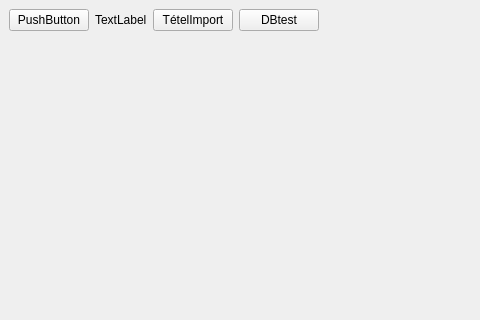
Above: mainwindow.ui from horvathzoltan/biovitality before the change; both pictures show x 0 to 480 and y 0 to 320 of the 986 by 568 pixel window. Below: the same form after it.
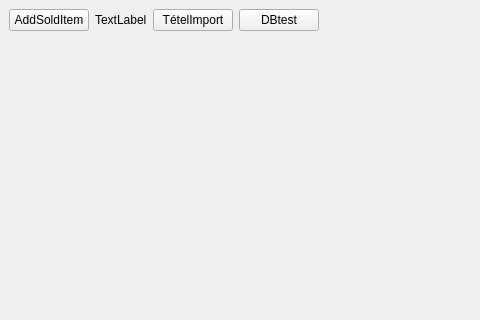
That is the form after the change.

```diff
--- a/mainwindow.ui
+++ b/mainwindow.ui
@@ -20,7 +20,7 @@
       <item>
        <widget class="QPushButton" name="pushButton">
         <property name="text">
-         <string>PushButton</string>
+         <string>AddSoldItem</string>
         </property>
        </widget>
       </item>
```
Left out of the diff: 2 changed lines with no effect on the pictures.
